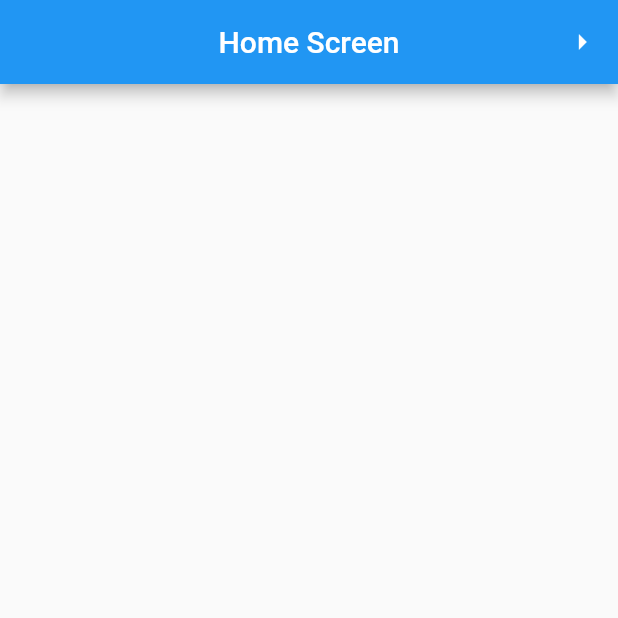
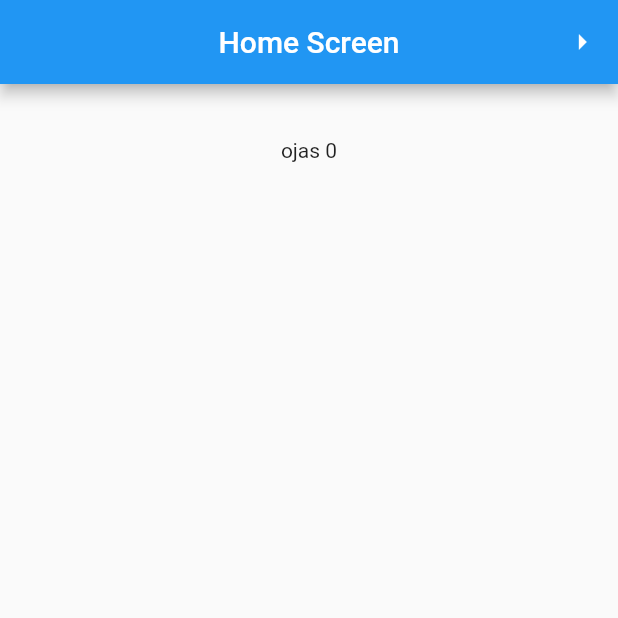
Before and after one commit to oojas/Managing-state, a Flutter app: the screen it shows after launch, on a phone screen of 412 x 824 dp, the top half of it. Run offline on Flutter 3.47's test engine with Material 2 defaults, Android fonts, the phone set to English and light mode, and no system bars; our stand-ins replace get.

Commit message:
Refactored changes

```diff
--- a/lib/get/home.dart
+++ b/lib/Get_X/home.dart
@@ -1,4 +1,7 @@
-import 'package:backendpractice/get/next.dart';
+
+
+import 'package:backendpractice/Get_X/next.dart';
+import 'package:backendpractice/Get_X/services/api_service.dart';
 import 'package:flutter/material.dart';
 import 'package:flutter/cupertino.dart';
 import 'package:get/get.dart';
@@ -12,6 +15,8 @@ class mainscreen extends StatefulWidget {
 
 class _mainscreenState extends State<mainscreen> {
   @override
+  final getDetails = Get.put(details());
+
   Widget build(BuildContext context) {
     return Scaffold(
       appBar: AppBar(
@@ -25,6 +30,16 @@ class _mainscreenState extends State<mainscreen> {
               icon: Icon(Icons.arrow_right))
         ],
       ),
+      body: Center(
+          child: Column(
+        children: [
+          Text(getDetails.name),
+          SizedBox(
+            height: 20,
+          ),
+          Text('ojas ${getDetails.age}')
+        ],
+      )),
     );
   }
 }
--- /dev/null
+++ b/lib/Get_X/services/api_service.dart
@@ -0,0 +1,9 @@
+class details {
+  String name = '';
+  int age = 0;
+  // ignore: use_function_type_syntax_for_parameters
+  acceptValue(String name, int age) {
+    this.age = age;
+    this.name = name;
+  }
+}
--- a/lib/main.dart
+++ b/lib/main.dart
@@ -1,4 +1,5 @@
-import 'package:backendpractice/get/home.dart';
+
+import 'package:backendpractice/Get_X/home.dart';
 import 'package:backendpractice/providers/additem.dart';
 import 'package:backendpractice/providers/homescreen.dart';
 import 'package:backendpractice/providers/shopname.dart';
```
Also changed, not shown: lib/Get_X/next.dart (renamed from lib/get/next.dart).
